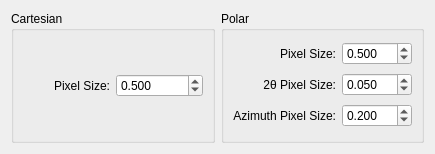
Above: hexrd/ui/resources/ui/resolution_editor.ui from HEXRD/hexrdgui before the change. Below: the same form after it.
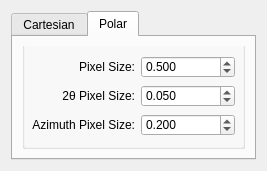
That is the form after the change. The open tabs and pages were chosen to show the change.

Commit message:
Tab the calibration resolution settings
The cartesian and polar resolution settings are now tabbed so
that the user does not have to view both of them at once.

```diff
--- a/hexrd/ui/resources/ui/resolution_editor.ui
+++ b/hexrd/ui/resources/ui/resolution_editor.ui
@@ -6,17 +6,54 @@
    <rect>
     <x>0</x>
     <y>0</y>
-    <width>435</width>
-    <height>154</height>
+    <width>267</width>
+    <height>171</height>
    </rect>
   </property>
   <layout class="QGridLayout" name="gridLayout_4">
-   <item row="0" column="0">
-    <widget class="QGroupBox" name="groupBox">
-     <property name="title">
+   <item row="0" column="0" rowspan="2">
+    <widget class="QTabWidget" name="tab_widget">
+     <property name="styleSheet">
+      <string notr="true"/>
+     </property>
+     <property name="tabPosition">
+      <enum>QTabWidget::North</enum>
+     </property>
+     <property name="tabShape">
+      <enum>QTabWidget::Rounded</enum>
+     </property>
+     <property name="currentIndex">
+      <number>0</number>
+     </property>
+     <property name="iconSize">
+      <size>
+       <width>16</width>
+       <height>16</height>
+      </size>
+     </property>
+     <property name="elideMode">
+      <enum>Qt::ElideNone</enum>
+     </property>
+     <property name="documentMode">
+      <bool>false</bool>
+     </property>
+     <property name="tabBarAutoHide">
+      <bool>false</bool>
+     </property>
+     <widget class="QWidget" name="cartesian_tab">
+      <attribute name="title">
       <string>Cartesian</string>
-     </property>
-     <layout class="QGridLayout" name="gridLayout_2">
+      </attribute>
+      <layout class="QGridLayout" name="gridLayout">
+       <item row="0" column="0">
+        <widget class="QGroupBox" name="groupBox">
+         <property name="styleSheet">
+          <string notr="true">QGroupBox{padding-top:15px; margin-top:-20px}</string>
+         </property>
+         <property name="title">
+          <string/>
+         </property>
+         <layout class="QGridLayout" name="gridLayout_3">
       <item row="0" column="0">
        <widget class="QLabel" name="label">
         <property name="text">
@@ -40,12 +77,55 @@
      </layout>
     </widget>
    </item>
-   <item row="0" column="1">
-    <widget class="QGroupBox" name="groupBox_2">
-     <property name="title">
+      </layout>
+     </widget>
+     <widget class="QWidget" name="polar_tab">
+      <attribute name="title">
       <string>Polar</string>
-     </property>
-     <layout class="QGridLayout" name="gridLayout_3">
+      </attribute>
+      <layout class="QGridLayout" name="gridLayout_2">
+       <item row="0" column="0">
+        <widget class="QGroupBox" name="groupBox_2">
+         <property name="styleSheet">
+          <string notr="true">QGroupBox{padding-top:15px; margin-top:-20px}</string>
+         </property>
+         <property name="title">
+          <string/>
+         </property>
+         <layout class="QGridLayout" name="gridLayout_5">
+          <item row="0" column="0">
+           <widget class="QLabel" name="label_4">
+            <property name="text">
+             <string>Pixel Size:</string>
+            </property>
+            <property name="alignment">
+             <set>Qt::AlignRight|Qt::AlignTrailing|Qt::AlignVCenter</set>
+            </property>
+           </widget>
+          </item>
+          <item row="0" column="1">
+           <widget class="QDoubleSpinBox" name="polar_pixel_size">
+            <property name="decimals">
+             <number>3</number>
+            </property>
+            <property name="maximum">
+             <double>99.989999999999995</double>
+            </property>
+            <property name="value">
+             <double>0.500000000000000</double>
+            </property>
+           </widget>
+          </item>
+          <item row="1" column="0">
+           <widget class="QLabel" name="label_3">
+            <property name="text">
+             <string>2θ Pixel Size:</string>
+            </property>
+            <property name="alignment">
+             <set>Qt::AlignRight|Qt::AlignTrailing|Qt::AlignVCenter</set>
+            </property>
+           </widget>
+          </item>
       <item row="1" column="1">
        <widget class="QDoubleSpinBox" name="polar_pixel_size_tth">
         <property name="decimals">
@@ -82,50 +162,15 @@
         </property>
        </widget>
       </item>
-      <item row="1" column="0">
-       <widget class="QLabel" name="label_3">
-        <property name="text">
-         <string>2θ Pixel Size:</string>
-        </property>
-        <property name="alignment">
-         <set>Qt::AlignRight|Qt::AlignTrailing|Qt::AlignVCenter</set>
-        </property>
-       </widget>
-      </item>
-      <item row="0" column="0">
-       <widget class="QLabel" name="label_4">
-        <property name="text">
-         <string>Pixel Size:</string>
-        </property>
-        <property name="alignment">
-         <set>Qt::AlignRight|Qt::AlignTrailing|Qt::AlignVCenter</set>
-        </property>
-       </widget>
-      </item>
-      <item row="0" column="1">
-       <widget class="QDoubleSpinBox" name="polar_pixel_size">
-        <property name="decimals">
-         <number>3</number>
-        </property>
-        <property name="maximum">
-         <double>99.989999999999995</double>
-        </property>
-        <property name="value">
-         <double>0.500000000000000</double>
-        </property>
+         </layout>
+        </widget>
+       </item>
+      </layout>
+     </widget>
        </widget>
       </item>
      </layout>
     </widget>
-   </item>
-  </layout>
- </widget>
- <tabstops>
-  <tabstop>cartesian_pixel_size</tabstop>
-  <tabstop>polar_pixel_size</tabstop>
-  <tabstop>polar_pixel_size_tth</tabstop>
-  <tabstop>polar_pixel_size_eta</tabstop>
- </tabstops>
  <resources/>
  <connections/>
 </ui>
```
Left out of the diff: 4 changed lines with no effect on the pictures. Lines whose indentation alone changed are shown as unchanged.
